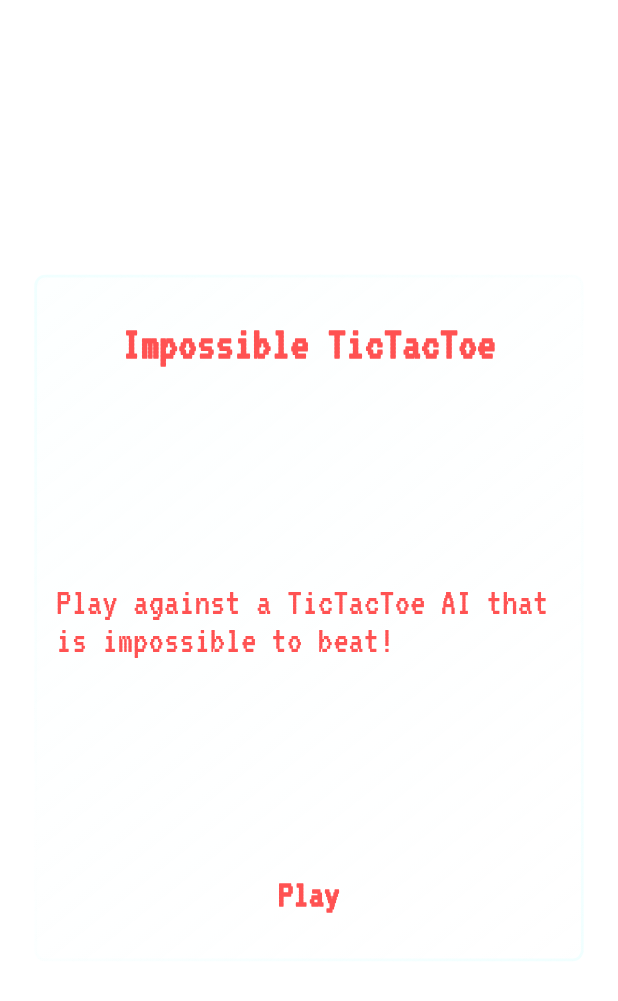
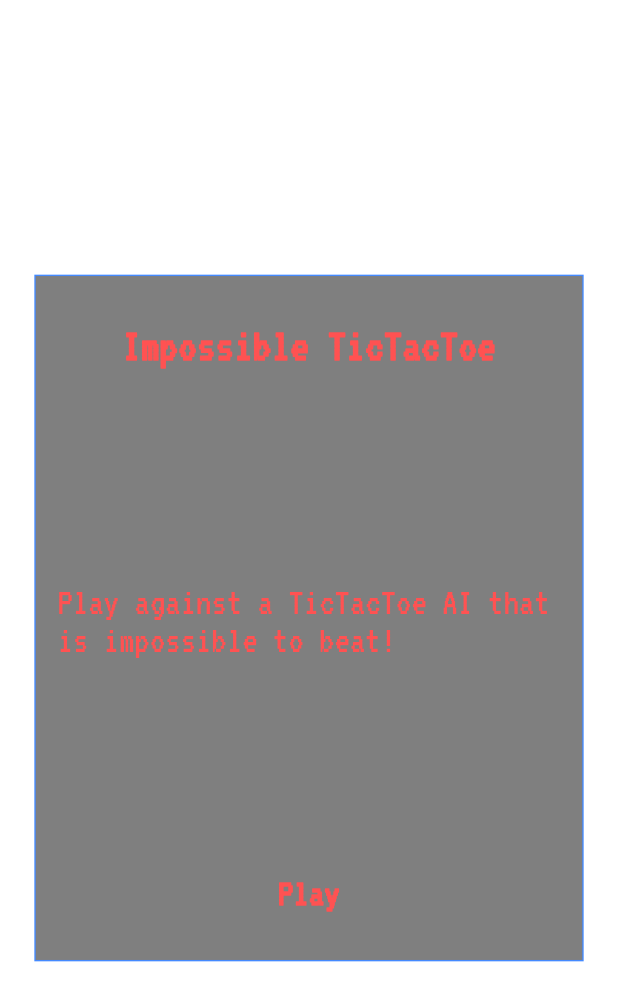
Before and after one commit to ikramhasan/Impossible-TicTacToe-Ai, a Flutter app: the screen it shows after launch, on a phone screen of 412 x 824 dp. Shown: the top 1001 px of the screen. Run offline on Flutter 3.47's test engine with Material 2 defaults, Android fonts, the phone set to English and light mode, and no system bars; drawn by our look-alikes of glassmorphism; our stand-ins replace get, google_fonts, responsive_framework; missing offline and left inert: dotfield, flutter_button.

Commit message:
Removed glassmorphism

```diff
--- a/lib/pages/home/console.dart
+++ b/lib/pages/home/console.dart
@@ -51,11 +51,7 @@ class Console extends StatelessWidget {
                             text: steps[index] != 0
                                 ? 'Checked ${steps[index].toString()} steps ahead and found the most optimal move.'
                                 : 'Game started! (the first move may take some time to register.)',
-                            style: GoogleFonts.inconsolata(
-                              color: steps[index] != 0
-                                  ? Colors.greenAccent
-                                  : Colors.blueAccent,
-                            ),
+                            style: GoogleFonts.inconsolata(color: Colors.green),
                           ),
                         ],
                       ),
--- a/lib/pages/home/home_page.dart
+++ b/lib/pages/home/home_page.dart
@@ -31,7 +31,7 @@ class HomePage extends StatelessWidget {
             ),
             SizedBox(height: 60),
             Container(
-              color: Colors.black.withOpacity(0.4),
+              color: Colors.black.withOpacity(0.5),
               child: GetX<TicTacToeController>(
                   init: TicTacToeController(),
                   builder: (controller) {
--- a/lib/pages/intro_page.dart
+++ b/lib/pages/intro_page.dart
@@ -1,7 +1,6 @@
 import 'package:flutter/material.dart';
 import 'package:flutter_button/3d/3d_button.dart';
 import 'package:get/get.dart';
-import 'package:glassmorphism/glassmorphism.dart';
 import 'package:tic_tac_toe/constants/k_text.dart';
 import 'package:tic_tac_toe/styles/k_textstyles.dart';
 
@@ -15,28 +14,12 @@ class IntroPage extends StatelessWidget {
       body: Padding(
         padding: EdgeInsets.symmetric(horizontal: 16, vertical: 34),
         child: Center(
-          child: GlassmorphicContainer(
+          child: Container(
             height: 500,
             width: 400,
-            border: 2,
-            blur: 2,
-            borderRadius: 8,
-            linearGradient: LinearGradient(
-              begin: Alignment.topLeft,
-              end: Alignment.bottomRight,
-              colors: [
-                Color(0xFF0FFFF).withOpacity(0.15),
-                Color(0xFF0FFFF).withOpacity(0),
-              ],
-            ),
-            borderGradient: LinearGradient(
-              begin: Alignment.topLeft,
-              end: Alignment.bottomRight,
-              colors: [
-                Color(0xFF0FFFF).withOpacity(1),
-                Color(0xFF0FFFF).withOpacity(0),
-                Color(0xFF0FFFF).withOpacity(1),
-              ],
+            decoration: BoxDecoration(
+              color: Colors.black.withOpacity(0.5),
+              border: Border.all(color: Colors.blueAccent),
             ),
             child: Padding(
               padding: const EdgeInsets.symmetric(
--- a/pubspec.yaml
+++ b/pubspec.yaml
@@ -14,7 +14,6 @@ dependencies:
   flutter_button: ^0.0.4
   dotfield: ^1.0.4
   google_fonts: ^1.1.2
-  glassmorphism: ^1.0.4
   get: ^3.24.0
   responsive_framework: ^0.0.14
   url_launcher: ^5.7.10
```
Also changed, not shown: pubspec.lock.
